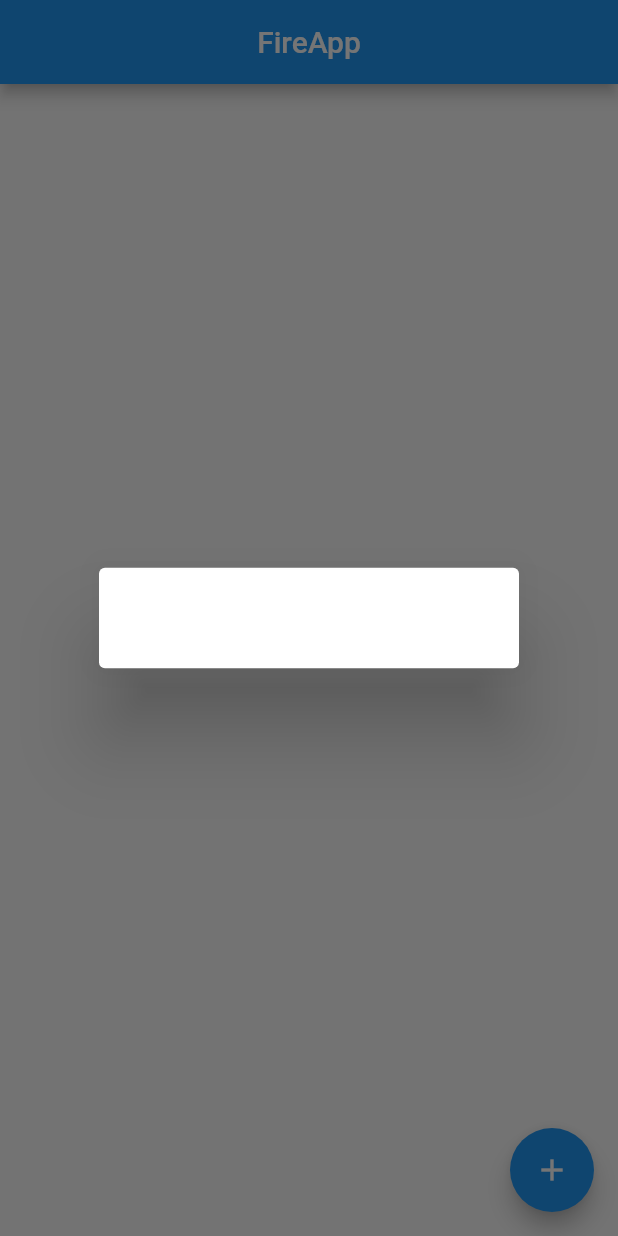
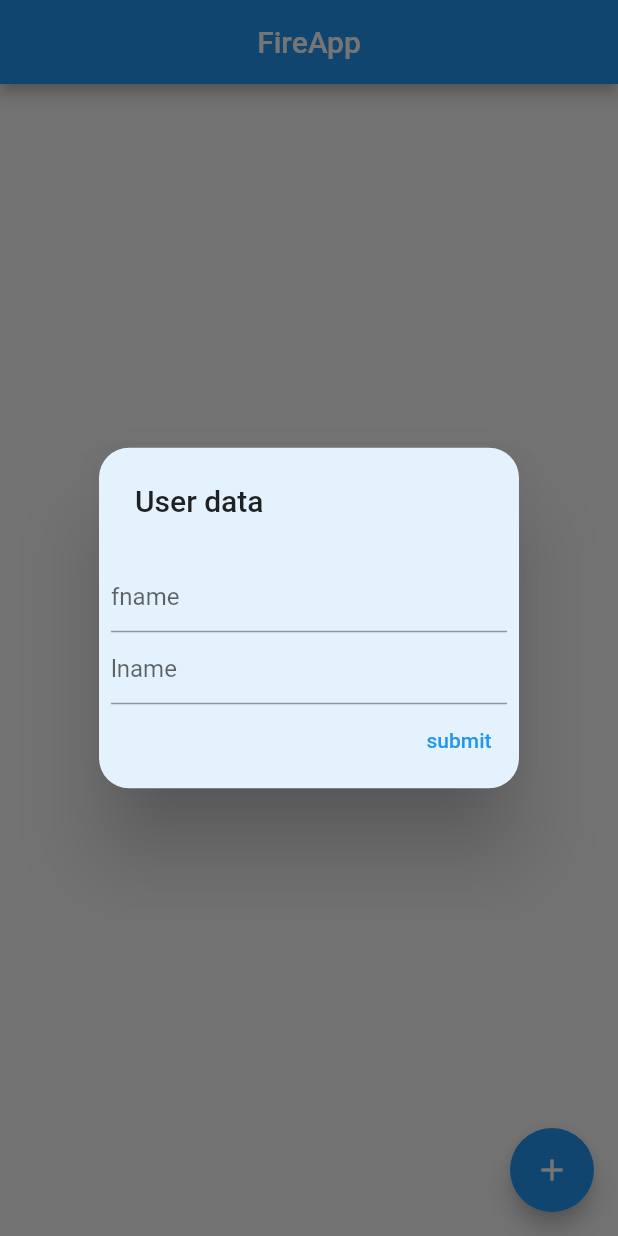
Before and after one commit to princepf/FireApp, a Flutter app: the screen it shows after launch, after a tap on the "add" icon, on a phone screen of 412 x 824 dp. Run offline on Flutter 3.47's test engine with Material 2 defaults, Android fonts, the light colour scheme and no system bars; our stand-ins replace cloud_firestore, firebase_core; accounts and stored records are empty.

Commit message:
commit2 2212

```diff
--- a/lib/pages/fireapp_page_list.dart
+++ b/lib/pages/fireapp_page_list.dart
@@ -1,20 +1,31 @@
 import 'package:cloud_firestore/cloud_firestore.dart';
 import 'package:flutter/material.dart';
 
-class Fireapp_Page_List extends StatelessWidget {
-  const Fireapp_Page_List({Key? key}) : super(key: key);
+class Fireapp_Page_List extends StatefulWidget {
+  Fireapp_Page_List({Key? key}) : super(key: key);
+
+  @override
+  _Fireapp_Page_ListState createState() => _Fireapp_Page_ListState();
+}
+
+class _Fireapp_Page_ListState extends State<Fireapp_Page_List> {
+  CollectionReference tasksTable =
+      FirebaseFirestore.instance.collection('tasks');
+  List<TaskModel> list = [];
+  String fn = '';
+  String ln = '';
 
   @override
   Widget build(BuildContext context) {
     return Scaffold(
       appBar: AppBar(
-        title: Center(child: Text("FireApp")),
+        title: Text("FireApp"),
+        centerTitle: true,
       ),
       body: FutureBuilder<List<TaskModel>>(
           future: getData(),
           builder: (context, snapshot) {
             if (snapshot.connectionState == ConnectionState.done) {
-              List<TaskModel> list = [];
               if (snapshot.hasData) {
                 list = snapshot.data!;
                 return ListView.builder(
@@ -22,37 +33,61 @@ class Fireapp_Page_List extends StatelessWidget {
                     itemBuilder: (context, index) => Column(
                           children: [
                             ListTile(
-                              title: Text("${list[index].username}"),
+                              title: Text(
+                                  "${list[index].fname}  ${list[index].lname}"),
+                              onTap: () {},
+                              trailing: GestureDetector(
+                                onTap: () {
+                                  setState(() {
+                                    tasksTable
+                                        .doc('${list[index].id}')
+                                        .delete();
+                                  });
+                                },
+                                child: Icon(Icons.delete),
+                              ),
                             ),
-                            ListTile(
-                              title: Text("${list[index].email}"),
-                            ),
-                            ListTile(
-                              title: Text("${list[index].password}"),
-                            )
                           ],
                         ));
               }
             }
+
             return Center(child: CircularProgressIndicator());
           }),
       floatingActionButton: FloatingActionButton(
+        child: Icon(Icons.add),
         onPressed: () {
           showDialog(
               context: context,
               builder: (context) => AlertDialog(
-                    title: Text(""),
+                    title: Text("User data"),
+                    backgroundColor: Colors.blue[50],
+                    shape: RoundedRectangleBorder(
+                        borderRadius: BorderRadius.circular(20)),
+                    actions: [
+                      TextField(
+                        decoration: InputDecoration(hintText: "fname"),
+                        onChanged: (v) => fn = v,
+                      ),
+                      TextField(
+                        decoration: InputDecoration(hintText: "lname"),
+                        onChanged: (v) => ln = v,
+                      ),
+                      TextButton(
+                          onPressed: () {
+                            addTask();
+                          },
+                          child: Text("submit"))
+                    ],
                   ));
         },
-        child: Icon(Icons.add),
       ),
     );
   }
 
   Future<List<TaskModel>> getData() async {
     List<TaskModel> taskList = [];
-    CollectionReference tasksTable =
-        FirebaseFirestore.instance.collection('tasks');
+
     var tableData = await tasksTable.get();
 
     if (tableData.docs.isNotEmpty) {
@@ -60,26 +95,38 @@ class Fireapp_Page_List extends StatelessWidget {
         var json = element.data() as Map;
         taskList.add(TaskModel(
           id: element.id,
-          username: json["username"],
-          email: json["email"],
-          password: json["password"],
+          fname: json["fname"],
+          lname: json["lname"],
         ));
       });
     }
     return taskList;
   }
+
+  void addTask() async {
+    CollectionReference tasksTable =
+        FirebaseFirestore.instance.collection('tasks');
+    await tasksTable.doc().set({
+      "fname": fn,
+      "lname": ln,
+    });
+    fn = '';
+    ln = '';
+    Navigator.pop(context);
+    setState(() {
+      getData();
+    });
+  }
 }
 
 class TaskModel {
   final String? id;
-  final String? username;
-  final String? email;
-  final String? password;
+  final String? fname;
+  final String? lname;
 
   TaskModel({
     this.id,
-    this.username,
-    this.email,
-    this.password,
+    this.fname,
+    this.lname,
   });
 }
```
Also changed, not shown: lib/pages/ex.dart (added, +113 -0 lines).
